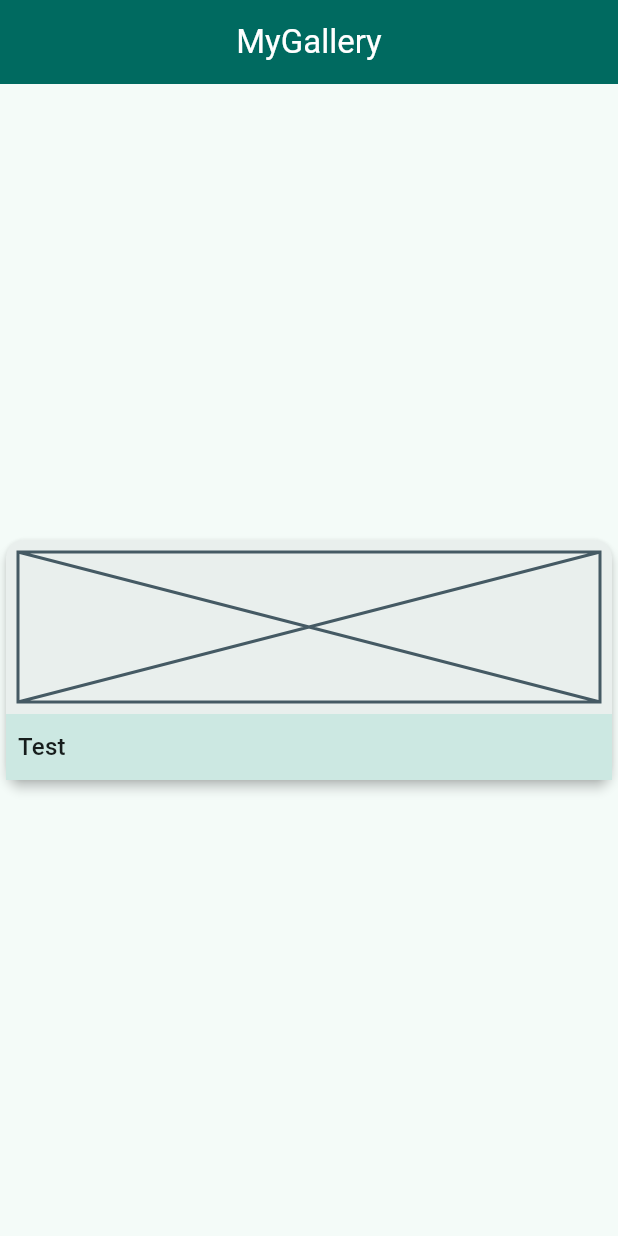
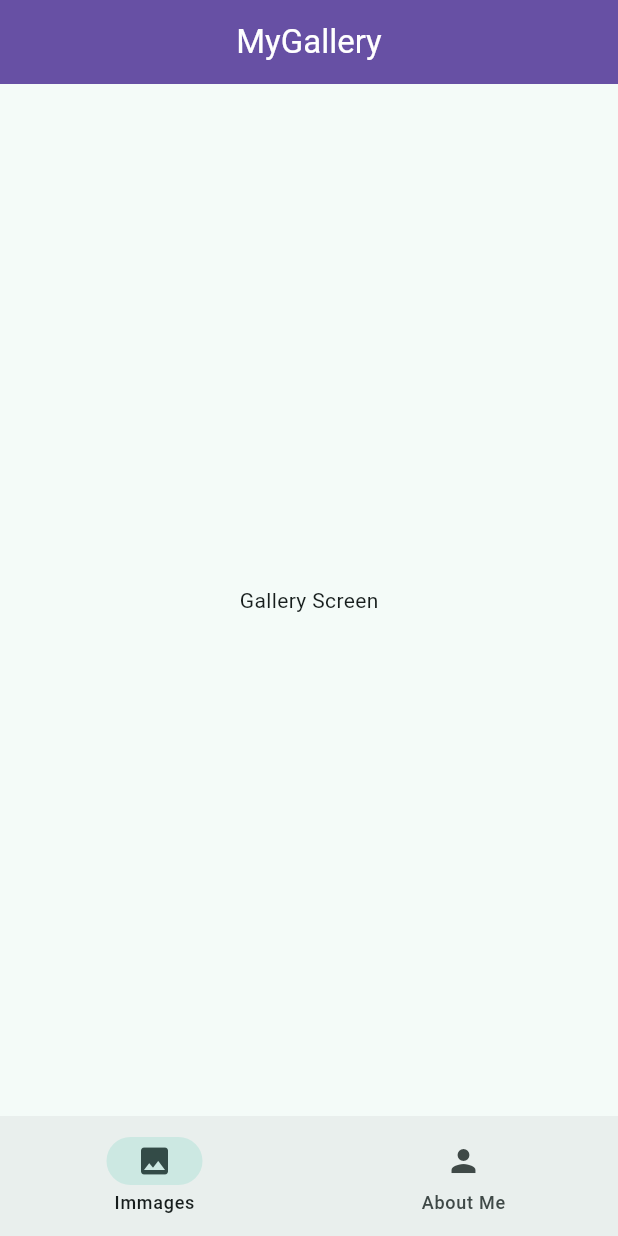
Before and after one commit to JLangbein/my_gallery, a Flutter app: the screen it shows after launch, on a phone screen of 412 x 824 dp. Run offline on Flutter 3.47's test engine with Material 3 defaults, Android fonts, the phone set to English and light mode, and no system bars.

Commit message:
implemented NavigationBar navigation

```diff
--- a/lib/gallery_screen.dart
+++ b/lib/gallery_screen.dart
@@ -6,19 +6,6 @@ class GalleryScreen extends StatelessWidget {
 
   @override
   Widget build(BuildContext context) {
-    return Scaffold(
-      appBar: AppBar(
-        centerTitle: true,
-        automaticallyImplyLeading: true,
-        title: Text(
-          'MyGallery',
-          style: Theme.of(context).textTheme.titleLarge!.copyWith(
-            color: Theme.of(context).colorScheme.onPrimary,
-          ),
-        ),
-        backgroundColor: Theme.of(context).colorScheme.primary,
-      ),
-      body: Center(child: ImageGalleryCard()),
-    );
+    return Center(child: Text('Gallery Screen'));
   }
 }
--- a/lib/main_app.dart
+++ b/lib/main_app.dart
@@ -1,8 +1,18 @@
 import 'package:flutter/material.dart';
-import 'package:my_gallery/gallery_screen.dart';
+import 'gallery_screen.dart';
+import 'profile_screen.dart';
 
-class MainApp extends StatelessWidget {
+class MainApp extends StatefulWidget {
   const MainApp({super.key});
+
+  @override
+  State<MainApp> createState() => _MainAppState();
+}
+
+class _MainAppState extends State<MainApp> {
+  // states (attributes)
+  int _currentIndex = 0;
+  static const List<Widget> screens = [GalleryScreen(), ProfileScreen()];
 
   @override
   Widget build(BuildContext context) {
@@ -11,7 +21,32 @@ class MainApp extends StatelessWidget {
       theme: ThemeData(
         colorScheme: ColorScheme.fromSeed(seedColor: Colors.teal),
       ),
-      home: GalleryScreen(),
+      home: Scaffold(
+        appBar: AppBar(
+          centerTitle: true,
+          automaticallyImplyLeading: true,
+          title: Text(
+            'MyGallery',
+            style: Theme.of(context).textTheme.titleLarge!.copyWith(
+              color: Theme.of(context).colorScheme.onPrimary,
+            ),
+          ),
+          backgroundColor: Theme.of(context).colorScheme.primary,
+        ),
+        bottomNavigationBar: NavigationBar(
+          destinations: [
+            NavigationDestination(icon: Icon(Icons.image), label: 'Immages'),
+            NavigationDestination(icon: Icon(Icons.person), label: 'About Me'),
+          ],
+          selectedIndex: _currentIndex,
+          onDestinationSelected: (int index) {
+            setState(() {
+              _currentIndex = index;
+            });
+          },
+        ),
+        body: screens[_currentIndex],
+      ),
     );
   }
 }
--- /dev/null
+++ b/lib/profile_screen.dart
@@ -0,0 +1,10 @@
+import 'package:flutter/material.dart';
+
+class ProfileScreen extends StatelessWidget {
+  const ProfileScreen({super.key});
+
+  @override
+  Widget build(BuildContext context) {
+    return Center(child: Text('Profile Screen'),);
+  }
+}
```
